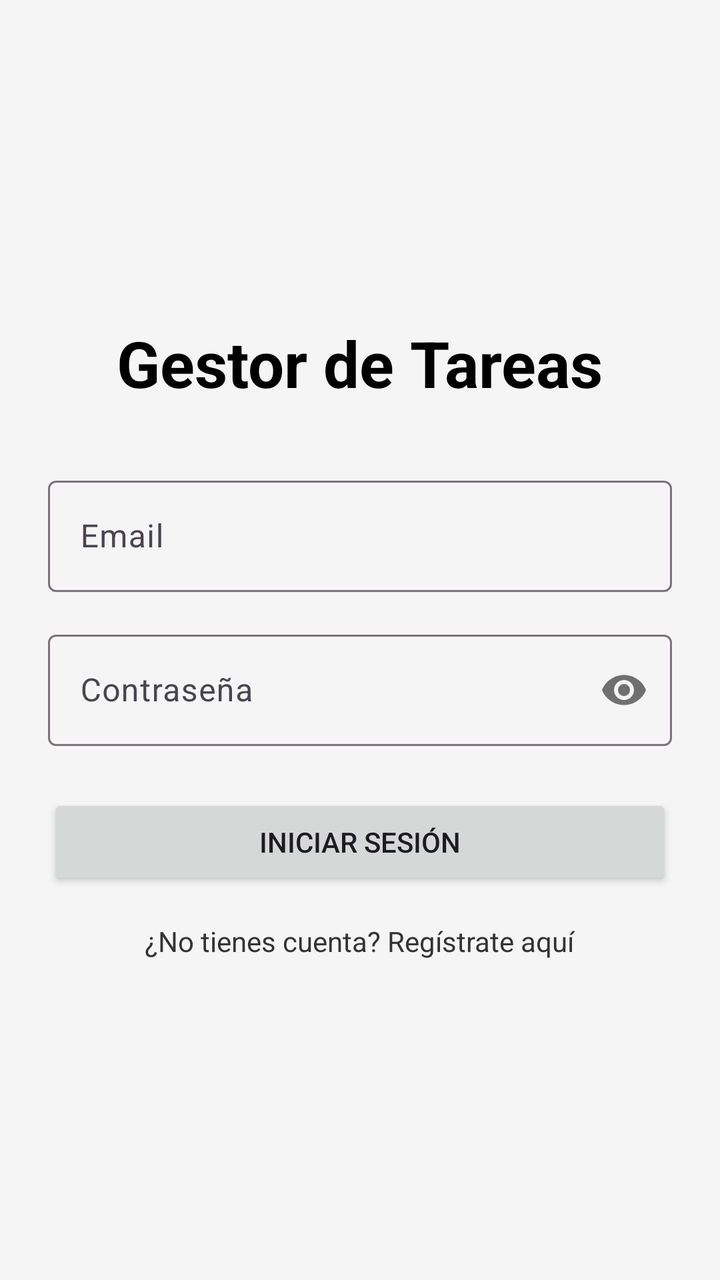
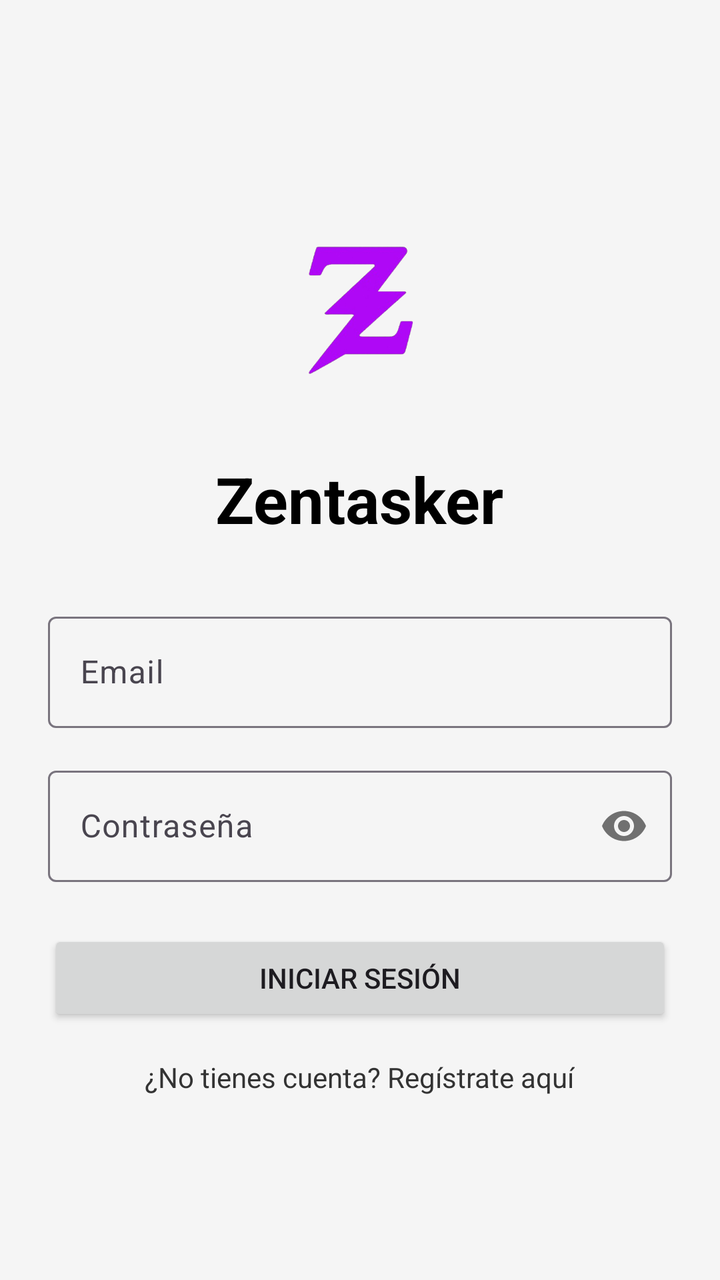

An Android layout rendered at two revisions. The XML below is the earlier revision; the diff shows what the commit changed to produce the second picture.
<!-- AndroidManifest.xml: application theme Theme.Tfg -->
<!-- res/layout/activity_login.xml -->
<?xml version="1.0" encoding="utf-8"?>
<LinearLayout xmlns:android="http://schemas.android.com/apk/res/android"
    xmlns:app="http://schemas.android.com/apk/res-auto"
    android:layout_width="match_parent"
    android:layout_height="match_parent"
    android:orientation="vertical"
    android:padding="24dp"
    android:gravity="center">

    <TextView
        android:layout_width="wrap_content"
        android:layout_height="wrap_content"
        android:text="Gestor de Tareas"
        android:textSize="32sp"
        android:textStyle="bold"
        android:layout_marginBottom="32dp"
        android:textColor="?attr/colorPrimary"/>

    <com.google.android.material.textfield.TextInputLayout
        android:layout_width="match_parent"
        android:layout_height="wrap_content"
        android:layout_marginBottom="16dp"
        android:hint="Email">

        <com.google.android.material.textfield.TextInputEditText
            android:id="@+id/etEmail"
            android:layout_width="match_parent"
            android:layout_height="wrap_content"
            android:inputType="textEmailAddress" />
    </com.google.android.material.textfield.TextInputLayout>

    <com.google.android.material.textfield.TextInputLayout
        android:layout_width="match_parent"
        android:layout_height="wrap_content"
        android:layout_marginBottom="24dp"
        android:hint="Contraseña"
        app:passwordToggleEnabled="true">

        <com.google.android.material.textfield.TextInputEditText
            android:id="@+id/etPassword"
            android:layout_width="match_parent"
            android:layout_height="wrap_content"
            android:inputType="textPassword" />
    </com.google.android.material.textfield.TextInputLayout>

    <Button
        android:id="@+id/btnLogin"
        android:layout_width="match_parent"
        android:layout_height="wrap_content"
        android:text="Iniciar Sesión"
        android:padding="12dp"
        android:layout_marginBottom="16dp"/>

    <TextView
        android:id="@+id/tvGoToRegister"
        android:layout_width="wrap_content"
        android:layout_height="wrap_content"
        android:text="¿No tienes cuenta? Regístrate aquí"
        android:textColor="?attr/colorSecondary"
        android:clickable="true"
        android:focusable="true"/>

</LinearLayout>
<!-- resources referenced by this layout -->
<resources>
  <style name="Theme.Tfg" parent="Base.Theme.Tfg" />
  <style name="Base.Theme.Tfg" parent="Theme.Material3.DayNight.NoActionBar">
          
          <item name="colorPrimary">@color/black</item>
          <item name="colorOnPrimary">@color/white</item>
          <item name="colorSecondary">@color/gray_dark</item>
          <item name="colorOnSecondary">@color/white</item>
          <item name="android:windowBackground">@color/gray_light</item>
          <item name="colorPrimaryContainer">@color/white</item>
          <item name="colorOnPrimaryContainer">@color/black</item>
      </style>
  <color name="black">#FF000000</color>
  <color name="white">#FFFFFFFF</color>
  <color name="gray_dark">#333333</color>
  <color name="gray_light">#F5F5F5</color>
</resources>

<!-- the commit's change to res/layout/activity_login.xml (unified diff, before → after) -->
@@ -7,10 +7,17 @@
     android:padding="24dp"
     android:gravity="center">
 
+    <ImageView
+        android:layout_width="120dp"
+        android:layout_height="120dp"
+        android:src="@drawable/logo"
+        android:layout_marginBottom="16dp"
+        android:contentDescription="Logo Zentasker" />
+
     <TextView
         android:layout_width="wrap_content"
         android:layout_height="wrap_content"
-        android:text="Gestor de Tareas"
+        android:text="Zentasker"
         android:textSize="32sp"
         android:textStyle="bold"
         android:layout_marginBottom="32dp"
<!-- resource entries referenced after the edit -->
@@ -1,5 +1,6 @@
 <!-- resources referenced by this layout -->
 <resources>
+  <!-- drawable logo: png bitmap (drawable, 44643 bytes) -->
   <style name="Theme.Tfg" parent="Base.Theme.Tfg" />
   <style name="Base.Theme.Tfg" parent="Theme.Material3.DayNight.NoActionBar">
           
